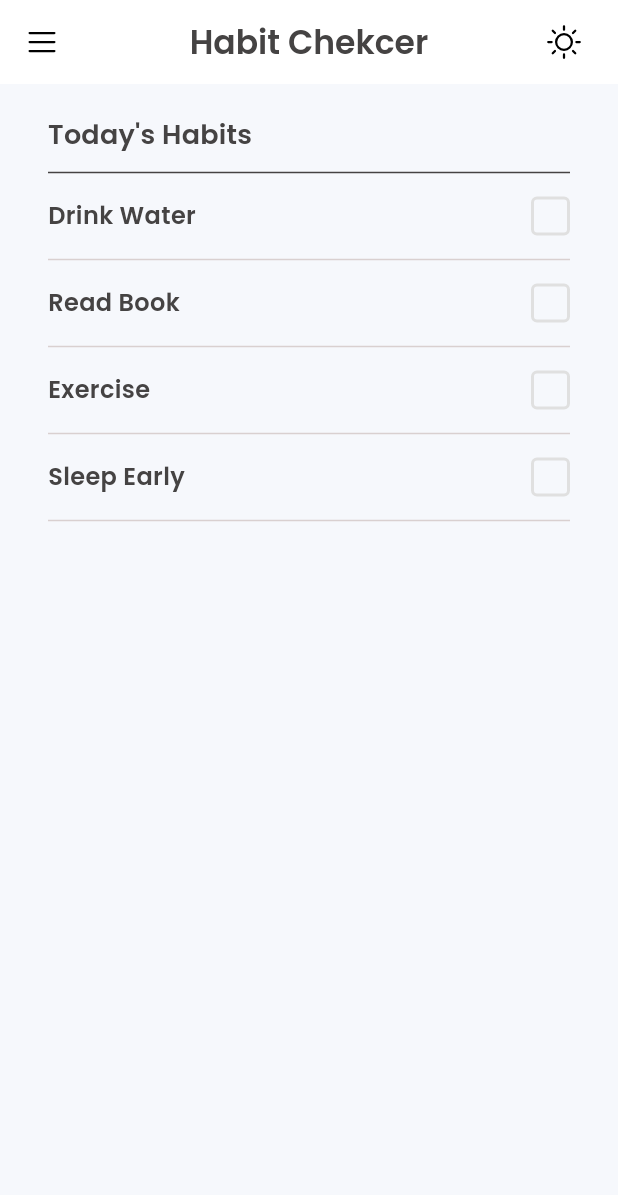
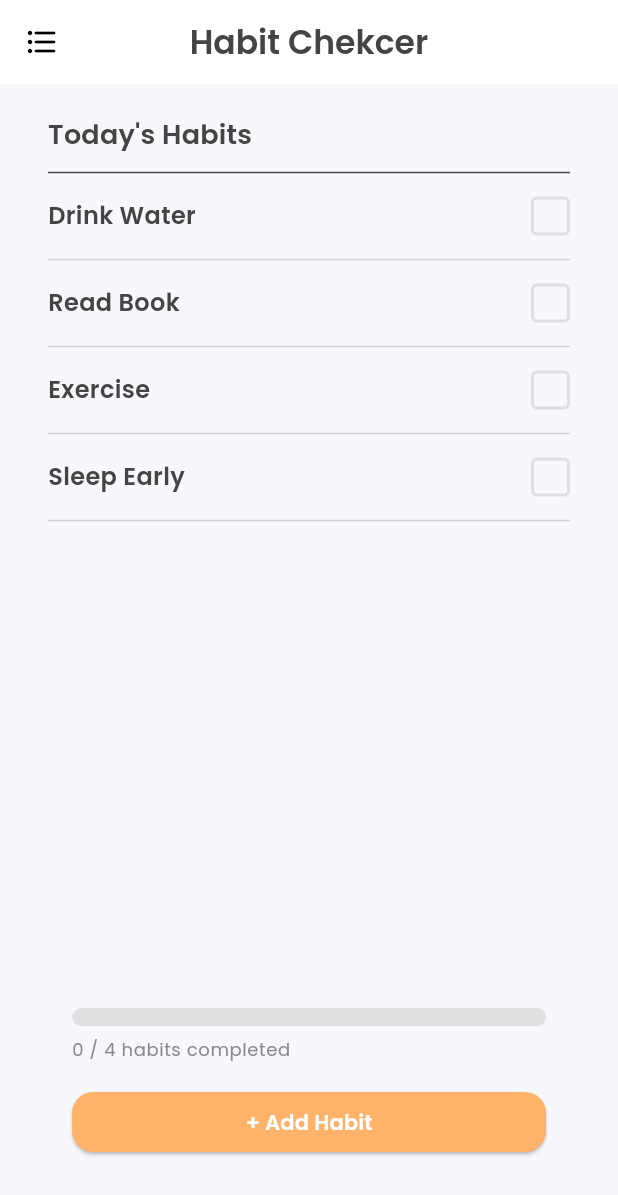
Before and after one commit to ikhsanmuhamad22/habbits_checker_app, a Flutter app: the screen it shows after launch, on a phone screen of 412 x 824 dp. Shown: the top 1195 px of the screen. Run offline on Flutter 3.47's test engine with Material 3 defaults, Android fonts, the phone set to English and light mode, and no system bars.

Commit message:
add: add new habit page

```diff
--- /dev/null
+++ b/lib/models/habit_repeat.dart
@@ -0,0 +1 @@
+enum HabitRepeat { daily, weekly, mountly }
--- a/lib/pages/main_page.dart
+++ b/lib/pages/main_page.dart
@@ -1,8 +1,9 @@
 import 'package:flutter/material.dart';
 import 'package:habbits_checker/models/habits_model.dart';
+import 'package:habbits_checker/pages/add_habit_page.dart';
 import 'package:habbits_checker/theme/app_colors.dart';
 import 'package:habbits_checker/widgets/habit_checkbox.dart';
-import 'package:phosphor_flutter/phosphor_flutter.dart';
+import 'package:habbits_checker/widgets/habit_progress.dart';
 
 class MainPage extends StatefulWidget {
   const MainPage({super.key});
@@ -17,17 +18,11 @@ class _MainPageState extends State<MainPage> {
     return Scaffold(
       appBar: AppBar(
         centerTitle: true,
-        leading: Icon(PhosphorIcons.list()),
+        leading: Icon(Icons.format_list_bulleted_rounded),
         title: Text(
           'Habit Chekcer',
           style: Theme.of(context).textTheme.titleLarge,
         ),
-        actions: [
-          Padding(
-            padding: const EdgeInsets.symmetric(horizontal: 24.0),
-            child: Icon(PhosphorIcons.sun()),
-          ),
-        ],
       ),
       body: Padding(
         padding: EdgeInsets.symmetric(vertical: 16, horizontal: 32),
@@ -76,6 +71,34 @@ class _MainPageState extends State<MainPage> {
                 },
               ),
             ),
+            Padding(
+              padding: const EdgeInsets.all(16),
+              child: HabitProgress(
+                completed: habits.where((h) => h.isDone).length,
+                total: habits.length,
+              ),
+            ),
+            Container(
+              padding: EdgeInsets.only(bottom: 36, right: 16, left: 16),
+              width: double.infinity,
+              child: ElevatedButton(
+                style: ButtonStyle(
+                  backgroundColor: WidgetStateProperty.all(AppColors.accent),
+                ),
+                onPressed:
+                    () => Navigator.push(
+                      context,
+                      MaterialPageRoute(builder: (context) => AddHabitPage()),
+                    ),
+                child: Text(
+                  '+ Add Habit',
+                  style: TextStyle(
+                    color: Colors.white,
+                    fontWeight: FontWeight.w600,
+                  ),
+                ),
+              ),
+            ),
           ],
         ),
       ),
--- /dev/null
+++ b/lib/widgets/habit_progress.dart
@@ -0,0 +1,60 @@
+import 'package:flutter/material.dart';
+import '../theme/app_colors.dart';
+
+class HabitProgress extends StatelessWidget {
+  final int completed;
+  final int total;
+
+  const HabitProgress({
+    super.key,
+    required this.completed,
+    required this.total,
+  });
+
+  @override
+  Widget build(BuildContext context) {
+    final double progress = total == 0 ? 0 : completed / total;
+
+    return Column(
+      crossAxisAlignment: CrossAxisAlignment.start,
+      children: [
+        // Progress Bar
+        ClipRRect(
+          borderRadius: BorderRadius.circular(20),
+          child: Container(
+            height: 12,
+            width: double.infinity,
+            color: AppColors.border,
+            child: TweenAnimationBuilder<double>(
+              tween: Tween<double>(begin: 0, end: progress),
+              duration: const Duration(milliseconds: 400),
+              curve: Curves.easeInOut,
+              builder: (context, value, _) {
+                return FractionallySizedBox(
+                  widthFactor: value,
+                  alignment: Alignment.centerLeft,
+                  child: Container(
+                    decoration: BoxDecoration(
+                      color: AppColors.primary,
+                      borderRadius: BorderRadius.circular(20),
+                    ),
+                  ),
+                );
+              },
+            ),
+          ),
+        ),
+
+        const SizedBox(height: 8),
+
+        // Progress Text
+        Text(
+          '$completed / $total habits completed',
+          style: Theme.of(
+            context,
+          ).textTheme.bodySmall?.copyWith(color: AppColors.textSecondary),
+        ),
+      ],
+    );
+  }
+}
--- a/pubspec.yaml
+++ b/pubspec.yaml
@@ -34,7 +34,6 @@ dependencies:
   # The following adds the Cupertino Icons font to your application.
   # Use with the CupertinoIcons class for iOS style icons.
   cupertino_icons: ^1.0.8
-  phosphor_flutter: ^2.1.0
 
 dev_dependencies:
   flutter_test:
```
Also changed, not shown: lib/pages/add_habit_page.dart (added, +61 -0 lines), lib/widgets/habit_name_input.dart (added, +46 -0 lines), lib/widgets/habit_repeat_input.dart (added, +70 -0 lines), pubspec.lock.
